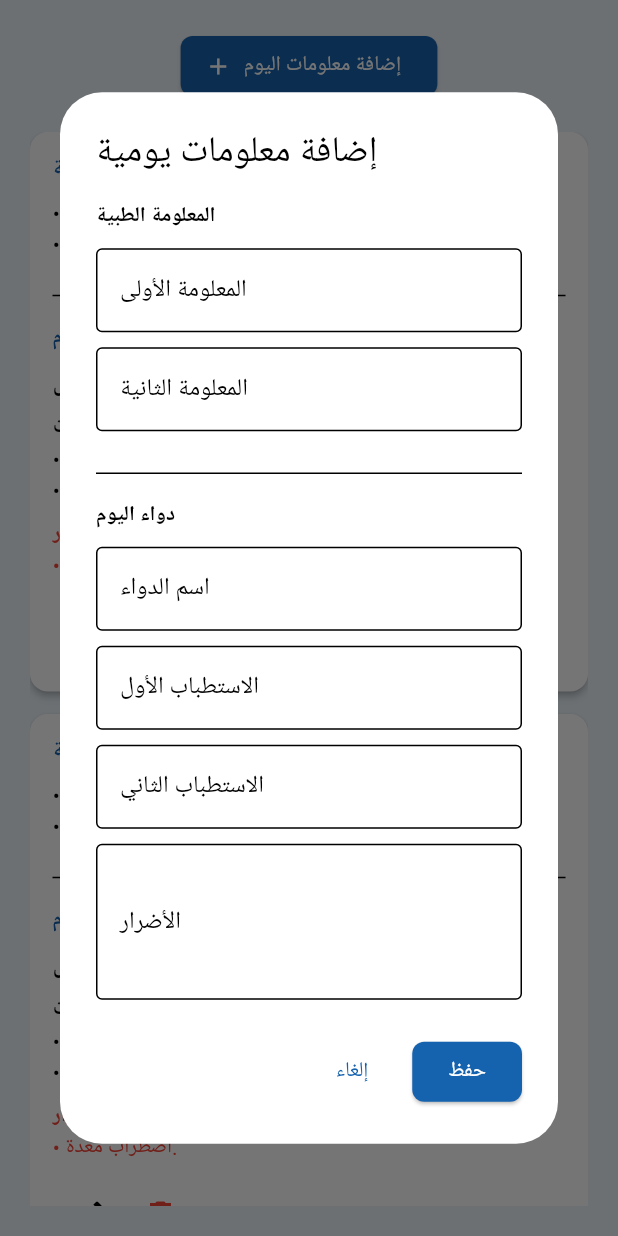
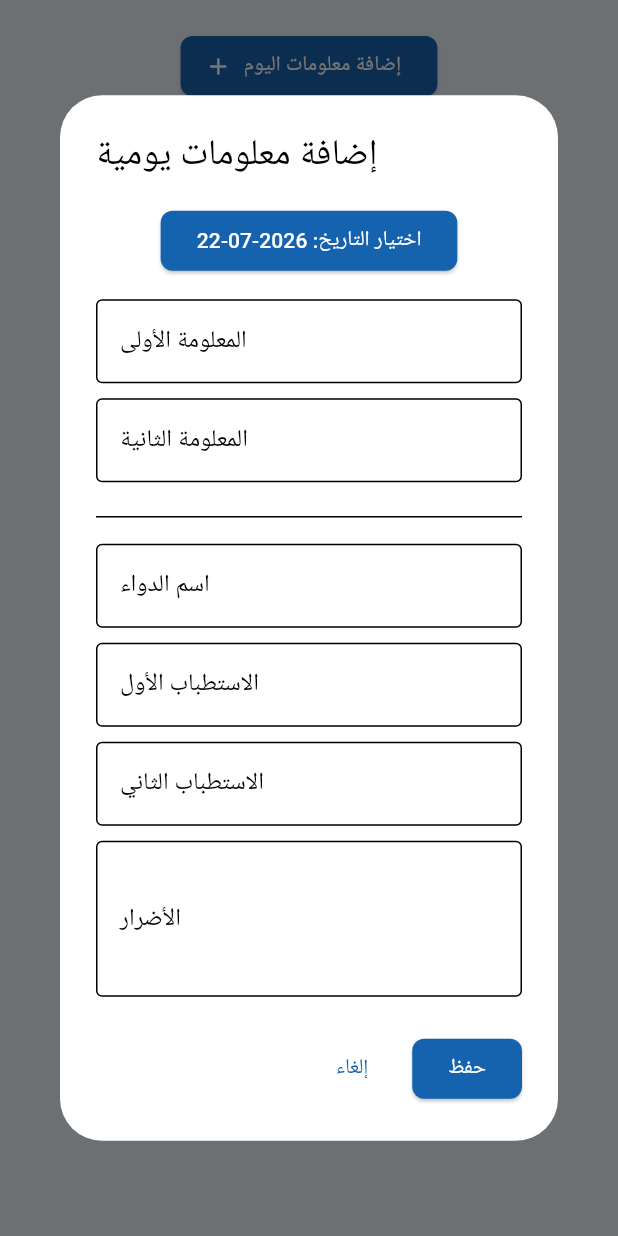
Before and after one commit to salimo2002/DashBoardDoctorApp, a Flutter app: the DailyInfoView widget shown alone on an empty page, opened directly, after a tap on "إضافة معلومات اليوم", on a phone screen of 412 x 824 dp. Run offline on Flutter 3.47's test engine with Material 3 defaults, Android fonts, the phone set to English and light mode, and no system bars; our stand-ins replace flutter_bloc, supabase_flutter; accounts and stored records are empty; network calls fail.

Commit message:
Create DailyInfo Cubit

```diff
--- /dev/null
+++ b/lib/Models/daily_info_model.dart
@@ -0,0 +1,34 @@
+class DailyInfoModel {
+  final int id;
+  final String medicalInfo1;
+  final String medicalInfo2;
+  final String drugName;
+  final String indication1;
+  final String indication2;
+  final String risks;
+  final String dailyDate;
+
+  DailyInfoModel({
+    required this.id,
+    required this.medicalInfo1,
+    required this.medicalInfo2,
+    required this.drugName,
+    required this.indication1,
+    required this.indication2,
+    required this.risks,
+    required this.dailyDate,
+  });
+
+  factory DailyInfoModel.fromJson(Map<String, dynamic> json) {
+    return DailyInfoModel(
+      id: json['id'],
+      medicalInfo1: json['medical_info_1'] ?? '',
+      medicalInfo2: json['medical_info_2'] ?? '',
+      drugName: json['drug_name'] ?? '',
+      indication1: json['indication_1'] ?? '',
+      indication2: json['indication_2'] ?? '',
+      risks: json['risks'] ?? '',
+      dailyDate: json['daily_date'] ?? '',
+    );
+  }
+}
--- a/lib/Services/daily_info_service.dart
+++ b/lib/Services/daily_info_service.dart
@@ -1,16 +1,65 @@
 import 'package:supabase_flutter/supabase_flutter.dart';
+import '../models/daily_info_model.dart';
 
 class DailyInfoService {
-  static final _db = Supabase.instance.client;
+  static final SupabaseClient _db = Supabase.instance.client;
 
-  static Future<List> getAll() async {
-    return await _db.from('daily_information').select().order('daily_date', ascending: false);
+  /// ✅ جلب جميع المعلومات مرتبة حسب التاريخ
+  static Future<List<DailyInfoModel>> getAll() async {
+    final response = await _db
+        .from('daily_information')
+        .select()
+        .order('daily_date', ascending: false);
+
+    return response
+        .map((e) => DailyInfoModel.fromJson(e))
+        .toList();
   }
 
-  static Future<void> add(Map<String, dynamic> data) async {
-    await _db.from('daily_information').insert(data);
+  /// ✅ إضافة معلومة بتاريخ محدد
+  static Future<void> add({
+    required String medicalInfo1,
+    required String medicalInfo2,
+    required String drugName,
+    required String indication1,
+    required String indication2,
+    required String risks,
+    required String date, // ✅ مهم جداً
+  }) async {
+    await _db.from('daily_information').insert({
+      'medical_info_1': medicalInfo1,
+      'medical_info_2': medicalInfo2,
+      'drug_name': drugName,
+      'indication_1': indication1,
+      'indication_2': indication2,
+      'risks': risks,
+      'daily_date': date, // ✅ إضافة التاريخ
+    });
   }
 
+  /// ✅ تعديل معلومة مع تحديث التاريخ
+  static Future<void> update({
+    required int id,
+    required String medicalInfo1,
+    required String medicalInfo2,
+    required String drugName,
+    required String indication1,
+    required String indication2,
+    required String risks,
+    required String date, // ✅ مهم
+  }) async {
+    await _db.from('daily_information').update({
+      'medical_info_1': medicalInfo1,
+      'medical_info_2': medicalInfo2,
+      'drug_name': drugName,
+      'indication_1': indication1,
+      'indication_2': indication2,
+      'risks': risks,
+      'daily_date': date, // ✅ تحديث التاريخ
+    }).eq('id', id);
+  }
+
+  /// ✅ حذف معلومة
   static Future<void> delete(int id) async {
     await _db.from('daily_information').delete().eq('id', id);
   }
--- /dev/null
+++ b/lib/cubits/DailyInfoCubit/daily_info_state.dart
@@ -0,0 +1,18 @@
+
+import 'package:dashboard_doctor_app/models/daily_info_model.dart';
+
+abstract class DailyInfoState {}
+
+class DailyInfoInitial extends DailyInfoState {}
+
+class DailyInfoLoading extends DailyInfoState {}
+
+class DailyInfoLoaded extends DailyInfoState {
+  final List<DailyInfoModel> items;
+  DailyInfoLoaded(this.items);
+}
+
+class DailyInfoError extends DailyInfoState {
+  final String message;
+  DailyInfoError(this.message);
+}
--- a/lib/main.dart
+++ b/lib/main.dart
@@ -1,3 +1,4 @@
+import 'package:dashboard_doctor_app/cubits/DailyInfoCubit/daily_info_cubit.dart';
 import 'package:dashboard_doctor_app/cubits/DrugCubit/drugs_cubit.dart';
 import 'package:dashboard_doctor_app/cubits/OnDutyCubit/on_duty_cubit.dart';
 import 'package:dashboard_doctor_app/cubits/PharmacyCubit/pharmacy_cubit.dart';
@@ -32,6 +33,9 @@ class DashBoardDoctorApp extends StatelessWidget {
         BlocProvider(
           create: (_) => OnDutyCubit(),
         ),
+        BlocProvider(
+          create: (_) => DailyInfoCubit(),
+        ),
       ],
       child: MaterialApp(
         debugShowCheckedModeBanner: false,
--- a/lib/views/daily_info_view.dart
+++ b/lib/views/daily_info_view.dart
@@ -1,10 +1,29 @@
+import 'package:dashboard_doctor_app/cubits/DailyInfoCubit/daily_info_cubit.dart';
+import 'package:dashboard_doctor_app/cubits/DailyInfoCubit/daily_info_state.dart';
 import 'package:flutter/material.dart';
+import 'package:flutter_bloc/flutter_bloc.dart';
+import '../models/daily_info_model.dart';
 
-class DailyInfoView extends StatelessWidget {
+class DailyInfoView extends StatefulWidget {
   const DailyInfoView({super.key});
 
-  void _openDialog(BuildContext context) =>
-      showDialog(context: context, builder: (_) => const AddDailyInfoDialog());
+  @override
+  State<DailyInfoView> createState() => _DailyInfoViewState();
+}
+
+class _DailyInfoViewState extends State<DailyInfoView> {
+  @override
+  void initState() {
+    super.initState();
+    context.read<DailyInfoCubit>().loadDailyInfo();
+  }
+
+  void _openDialog([DailyInfoModel? item]) {
+    showDialog(
+      context: context,
+      builder: (_) => AddDailyInfoDialog(item: item),
+    );
+  }
 
   @override
   Widget build(BuildContext context) {
@@ -13,22 +32,48 @@ class DailyInfoView extends StatelessWidget {
       child: Column(
         children: [
           ElevatedButton.icon(
-            onPressed: () => _openDialog(context),
+            onPressed: () => _openDialog(),
             icon: const Icon(Icons.add),
             label: const Text("إضافة معلومات اليوم"),
           ),
           const SizedBox(height: 20),
           Expanded(
-            child: ListView.builder(
-              itemCount: 2,
-              itemBuilder: (context, index) => Card(
+            child: BlocBuilder<DailyInfoCubit, DailyInfoState>(
+              builder: (context, state) {
+                if (state is DailyInfoLoading) {
+                  return const Center(
+                      child: CircularProgressIndicator());
+                }
+
+                if (state is DailyInfoError) {
+                  return Center(child: Text(state.message));
+                }
+
+                if (state is DailyInfoLoaded) {
+                  if (state.items.isEmpty) {
+                    return const Center(child: Text("لا توجد معلومات"));
+                  }
+
+                  return ListView.builder(
+                    itemCount: state.items.length,
+                    itemBuilder: (context, index) {
+                      final item = state.items[index];
+
+                      return Card(
                         margin: const EdgeInsets.only(bottom: 15),
-                elevation: 2,
                         child: Padding(
                           padding: const EdgeInsets.all(15),
                           child: Column(
-                    crossAxisAlignment: CrossAxisAlignment.start,
+                            crossAxisAlignment:
+                                CrossAxisAlignment.start,
                             children: [
+                              Text(
+                                "التاريخ: ${item.dailyDate}",
+                                style: const TextStyle(
+                                    fontWeight: FontWeight.bold),
+                              ),
+                              const SizedBox(height: 10),
+
                               const Text(
                                 "المعلومة الطبية",
                                 style: TextStyle(
@@ -36,12 +81,14 @@ class DailyInfoView extends StatelessWidget {
                                   color: Color(0xff1562AE),
                                 ),
                               ),
-                      const SizedBox(height: 8),
-                      const Text("• يجب شرب الماء بكثرة."),
-                      const Text("• لا تتجاوز الجرعة المحددة."),
+                              const SizedBox(height: 5),
+                              Text("• ${item.medicalInfo1}"),
+                              Text("• ${item.medicalInfo2}"),
+
                               const SizedBox(height: 15),
                               const Divider(),
                               const SizedBox(height: 10),
+
                               const Text(
                                 "دواء اليوم",
                                 style: TextStyle(
@@ -49,50 +96,61 @@ class DailyInfoView extends StatelessWidget {
                                   color: Color(0xff1562AE),
                                 ),
                               ),
-                      const SizedBox(height: 8),
-                      const Text(
-                        "باراسيتامول",
-                        style: TextStyle(
+                              const SizedBox(height: 5),
+
+                              Text(
+                                item.drugName,
+                                style: const TextStyle(
                                     fontSize: 16,
-                          fontWeight: FontWeight.bold,
+                                    fontWeight: FontWeight.bold),
                               ),
+
+                              const SizedBox(height: 5),
+
+                              Text("• ${item.indication1}"),
+                              Text("• ${item.indication2}"),
+
+                              const SizedBox(height: 5),
+
+                              Text(
+                                item.risks,
+                                style: const TextStyle(
+                                    color: Colors.red),
                               ),
-                      const SizedBox(height: 8),
-                      const Text(
-                        "الاستطبابات:",
-                        style: TextStyle(fontWeight: FontWeight.w600),
-                      ),
-                      const Text("• مسكن للألم."),
-                      const Text("• خافض للحرارة."),
-                      const SizedBox(height: 8),
-                      const Text(
-                        "الأضرار:",
-                        style: TextStyle(
-                          fontWeight: FontWeight.w600,
-                          color: Colors.red,
-                        ),
-                      ),
-                      const Text(
-                        "• اضطراب معدة.",
-                        style: TextStyle(color: Colors.red),
-                      ),
+
                               const SizedBox(height: 10),
+
                               Row(
                                 children: [
                                   IconButton(
-                            onPressed: () {},
+                                    onPressed: () =>
+                                        _openDialog(item),
                                     icon: const Icon(Icons.edit),
                                   ),
                                   IconButton(
-                            onPressed: () {},
-                            icon: const Icon(Icons.delete, color: Colors.red),
+                                    onPressed: () {
+                                      context
+                                          .read<
+                                              DailyInfoCubit>()
+                                          .deleteDailyInfo(
+                                              item.id);
+                                    },
+                                    icon: const Icon(
+                                        Icons.delete,
+                                        color: Colors.red),
                                   ),
                                 ],
                               ),
                             ],
                           ),
                         ),
-              ),
+                      );
+                    },
+                  );
+                }
+
+                return const SizedBox();
+              },
             ),
           ),
         ],
@@ -100,66 +158,167 @@ class DailyInfoView extends StatelessWidget {
     );
   }
 }
+class AddDailyInfoDialog extends StatefulWidget {
+  final DailyInfoModel? item;
 
-class AddDailyInfoDialog extends StatelessWidget {
-  const AddDailyInfoDialog({super.key});
+  const AddDailyInfoDialog({super.key, this.item});
+
+  @override
+  State<AddDailyInfoDialog> createState() =>
+      _AddDailyInfoDialogState();
+}
+
+class _AddDailyInfoDialogState
+    extends State<AddDailyInfoDialog> {
+  late TextEditingController medicalInfo1;
+  late TextEditingController medicalInfo2;
+  late TextEditingController drugName;
+  late TextEditingController indication1;
+  late TextEditingController indication2;
+  late TextEditingController risks;
+
+  DateTime selectedDate = DateTime.now();
+
+  @override
+  void initState() {
+    super.initState();
+
+    medicalInfo1 = TextEditingController(
+        text: widget.item?.medicalInfo1 ?? "");
+    medicalInfo2 = TextEditingController(
+        text: widget.item?.medicalInfo2 ?? "");
+    drugName = TextEditingController(
+        text: widget.item?.drugName ?? "");
+    indication1 = TextEditingController(
+        text: widget.item?.indication1 ?? "");
+    indication2 = TextEditingController(
+        text: widget.item?.indication2 ?? "");
+    risks = TextEditingController(
+        text: widget.item?.risks ?? "");
+
+    if (widget.item != null) {
+      selectedDate =
+          DateTime.parse(widget.item!.dailyDate);
+    }
+  }
+
+  @override
+  void dispose() {
+    medicalInfo1.dispose();
+    medicalInfo2.dispose();
+    drugName.dispose();
+    indication1.dispose();
+    indication2.dispose();
+    risks.dispose();
+    super.dispose();
+  }
+
+  Future<void> _pickDate() async {
+    final picked = await showDatePicker(
+      context: context,
+      firstDate: DateTime(2024),
+      lastDate: DateTime(2030),
+      initialDate: selectedDate,
+    );
+
+    if (picked != null) {
+      setState(() => selectedDate = picked);
+    }
+  }
+
+  void _save() {
+    final formattedDate =
+        selectedDate.toIso8601String().split("T")[0];
+
+    if (widget.item == null) {
+      context.read<DailyInfoCubit>().addDailyInfo(
+            medicalInfo1: medicalInfo1.text.trim(),
+            medicalInfo2: medicalInfo2.text.trim(),
+            drugName: drugName.text.trim(),
+            indication1: indication1.text.trim(),
+            indication2: indication2.text.trim(),
+            risks: risks.text.trim(),
+            date: formattedDate,
+          );
+    } else {
+      context.read<DailyInfoCubit>().updateDailyInfo(
+            id: widget.item!.id,
+            medicalInfo1: medicalInfo1.text.trim(),
+            medicalInfo2: medicalInfo2.text.trim(),
+            drugName: drugName.text.trim(),
+            indication1: indication1.text.trim(),
+            indication2: indication2.text.trim(),
+            risks: risks.text.trim(),
+            date: formattedDate,
+          );
+    }
+
+    Navigator.pop(context);
+  }
+
   @override
   Widget build(BuildContext context) {
     return AlertDialog(
-      title: const Text("إضافة معلومات يومية"),
+      title: Text(widget.item == null
+          ? "إضافة معلومات يومية"
+          : "تعديل معلومات يومية"),
       content: SizedBox(
         width: 500,
         child: SingleChildScrollView(
           child: Column(
-            crossAxisAlignment: CrossAxisAlignment.start,
-            children: const [
-              Text(
-                "المعلومة الطبية",
-                style: TextStyle(fontWeight: FontWeight.bold),
+            children: [
+              ElevatedButton(
+                onPressed: _pickDate,
+                child: Text(
+                    "اختيار التاريخ: ${selectedDate.toIso8601String().split("T")[0]}"),
               ),
-              SizedBox(height: 10),
+              const SizedBox(height: 15),
               TextField(
-                decoration: InputDecoration(
+                controller: medicalInfo1,
+                decoration: const InputDecoration(
                   labelText: "المعلومة الأولى",
                   border: OutlineInputBorder(),
                 ),
               ),
-              SizedBox(height: 10),
+              const SizedBox(height: 10),
               TextField(
-                decoration: InputDecoration(
+                controller: medicalInfo2,
+                decoration: const InputDecoration(
                   labelText: "المعلومة الثانية",
                   border: OutlineInputBorder(),
                 ),
               ),
-              SizedBox(height: 20),
-              Divider(),
-              SizedBox(height: 10),
-              Text("دواء اليوم", style: TextStyle(fontWeight: FontWeight.bold)),
-              SizedBox(height: 10),
+              const SizedBox(height: 15),
+              const Divider(),
+              const SizedBox(height: 10),
               TextField(
-                decoration: InputDecoration(
+                controller: drugName,
+                decoration: const InputDecoration(
                   labelText: "اسم الدواء",
                   border: OutlineInputBorder(),
                 ),
               ),
-              SizedBox(height: 10),
+              const SizedBox(height: 10),
               TextField(
-                decoration: InputDecoration(
+                controller: indication1,
+                decoration: const InputDecoration(
                   labelText: "الاستطباب الأول",
                   border: OutlineInputBorder(),
                 ),
               ),
-              SizedBox(height: 10),
+              const SizedBox(height: 10),
               TextField(
-                decoration: InputDecoration(
+                controller: indication2,
+                decoration: const InputDecoration(
                   labelText: "الاستطباب الثاني",
                   border: OutlineInputBorder(),
                 ),
               ),
-              SizedBox(height: 10),
+              const SizedBox(height: 10),
               TextField(
+                controller: risks,
                 maxLines: 3,
-                decoration: InputDecoration(
+                decoration: const InputDecoration(
                   labelText: "الأضرار",
                   border: OutlineInputBorder(),
                 ),
@@ -170,10 +329,14 @@ class AddDailyInfoDialog extends StatelessWidget {
       ),
       actions: [
         TextButton(
-          onPressed: () => Navigator.pop(context),
+          onPressed: () =>
+              Navigator.pop(context),
           child: const Text("إلغاء"),
         ),
-        ElevatedButton(onPressed: () {}, child: const Text("حفظ")),
+        ElevatedButton(
+          onPressed: _save,
+          child: const Text("حفظ"),
+        ),
       ],
     );
   }
```
Also changed, not shown: lib/cubits/DailyInfoCubit/daily_info_cubit.dart (added, +68 -0 lines). Lines whose indentation alone changed are shown as unchanged.
